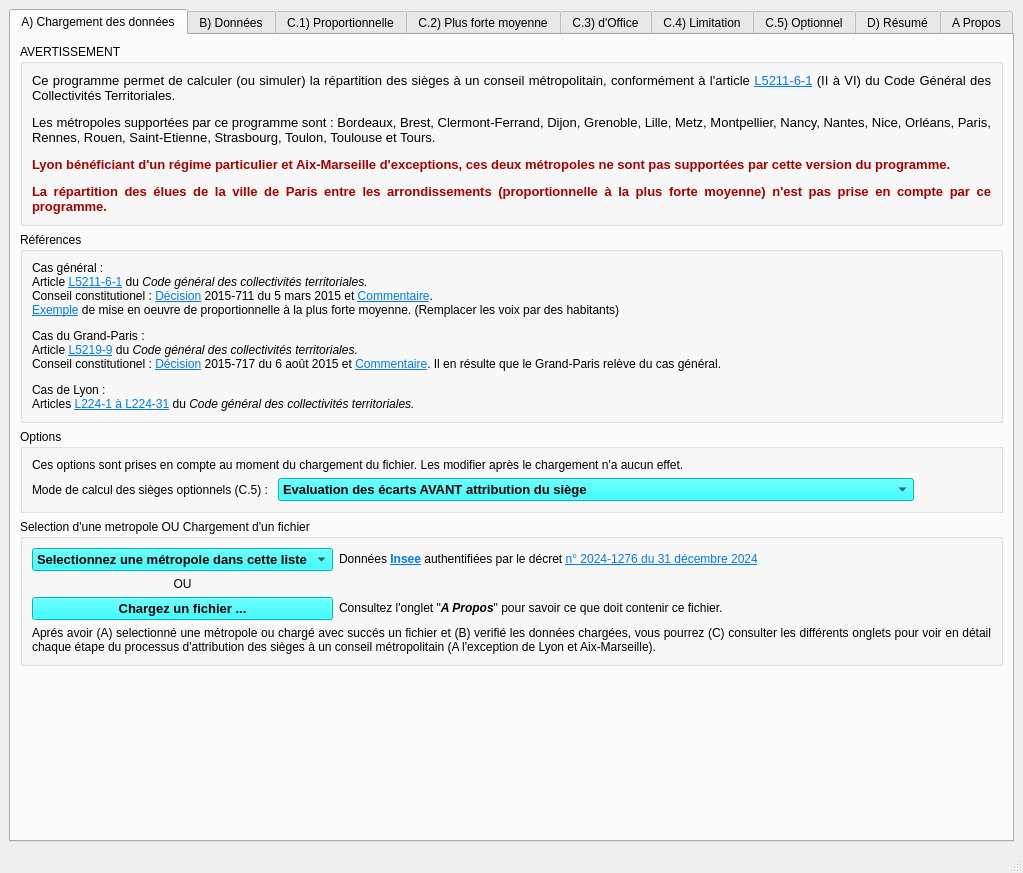
First picture: the form in src/mainwindow.ui, repository JEAYNE/Conseil-Metropolitain, before the edit.
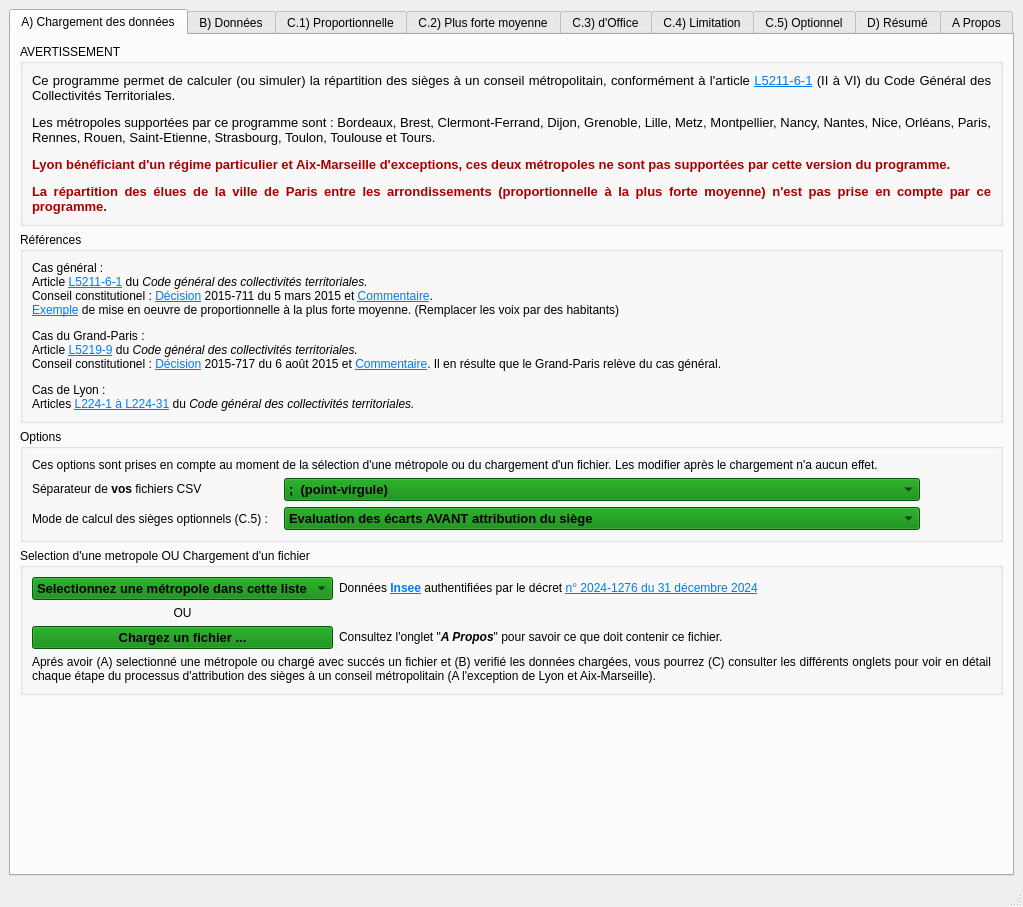
Second picture: the form after the edit. Icons and pictures are not drawn.

Commit message: Version 2.1: Separateur CSV configurable; clang-format;

```diff
--- a/src/mainwindow.ui
+++ b/src/mainwindow.ui
@@ -7,7 +7,7 @@
     <x>0</x>
     <y>0</y>
     <width>1023</width>
-    <height>873</height>
+    <height>907</height>
    </rect>
   </property>
   <property name="windowTitle">
@@ -117,21 +117,7 @@
            <string>Options</string>
           </property>
           <layout class="QGridLayout" name="gridLayout">
-           <item row="1" column="0">
-            <widget class="QLabel" name="label_options_mode_calcul">
-             <property name="text">
-              <string>Mode de calcul des sièges optionnels (C.5) : </string>
-             </property>
-            </widget>
-           </item>
-           <item row="0" column="0" colspan="2">
-            <widget class="QLabel" name="label_options_attention">
-             <property name="text">
-              <string>Ces options sont prises en compte au moment du chargement du fichier. Les modifier après le chargement n'a aucun effet.</string>
-             </property>
-            </widget>
-           </item>
-           <item row="1" column="1">
+           <item row="2" column="2">
             <widget class="QComboBox" name="comboBox_ModeCalcul">
              <property name="font">
               <font>
@@ -140,7 +126,7 @@
               </font>
              </property>
              <property name="styleSheet">
-              <string notr="true">background-color: cyan</string>
+              <string notr="true">background-color: green</string>
              </property>
              <item>
               <property name="text">
@@ -154,7 +140,7 @@
              </item>
             </widget>
            </item>
-           <item row="1" column="2">
+           <item row="2" column="3">
             <spacer name="horizontalSpacer_2">
              <property name="orientation">
               <enum>Qt::Orientation::Horizontal</enum>
@@ -167,6 +153,56 @@
              </property>
             </spacer>
            </item>
+           <item row="2" column="0">
+            <widget class="QLabel" name="label_options_mode_calcul">
+             <property name="text">
+              <string>Mode de calcul des sièges optionnels (C.5) : </string>
+             </property>
+            </widget>
+           </item>
+           <item row="0" column="0" colspan="3">
+            <widget class="QLabel" name="label_options_attention">
+             <property name="text">
+              <string>Ces options sont prises en compte au moment de la sélection d'une métropole ou du chargement d'un fichier. Les modifier après le chargement n'a aucun effet.</string>
+             </property>
+            </widget>
+           </item>
+           <item row="1" column="0">
+            <widget class="QLabel" name="label_options_separateur">
+             <property name="text">
+              <string>Séparateur de &lt;b&gt;vos&lt;/b&gt; fichiers CSV</string>
+             </property>
+            </widget>
+           </item>
+           <item row="1" column="2">
+            <widget class="QComboBox" name="comboBox_Separateur">
+             <property name="font">
+              <font>
+               <pointsize>10</pointsize>
+               <bold>true</bold>
+              </font>
+             </property>
+             <property name="styleSheet">
+              <string notr="true">background-color: green;
+font-weight: bold;</string>
+             </property>
+             <item>
+              <property name="text">
+               <string>;  (point-virgule)</string>
+              </property>
+             </item>
+             <item>
+              <property name="text">
+               <string>,  (virgule)</string>
+              </property>
+             </item>
+             <item>
+              <property name="text">
+               <string>|  (barre verticale)</string>
+              </property>
+             </item>
+            </widget>
+           </item>
           </layout>
          </widget>
         </item>
@@ -203,7 +239,7 @@
               </font>
              </property>
              <property name="styleSheet">
-              <string notr="true">background-color: cyan;
+              <string notr="true">background-color: green;
 font-weight: bold;</string>
              </property>
              <item>
@@ -337,7 +373,8 @@
               <string notr="true"/>
              </property>
              <property name="styleSheet">
-              <string notr="true">background-color: cyan</string>
+              <string notr="true">background-color: green;
+font-weight: bold;</string>
              </property>
              <property name="text">
               <string>Chargez un fichier ...</string>
```
Left out of the diff: 14 changed lines with no effect on the pictures. The commit also changes 29 other files.
